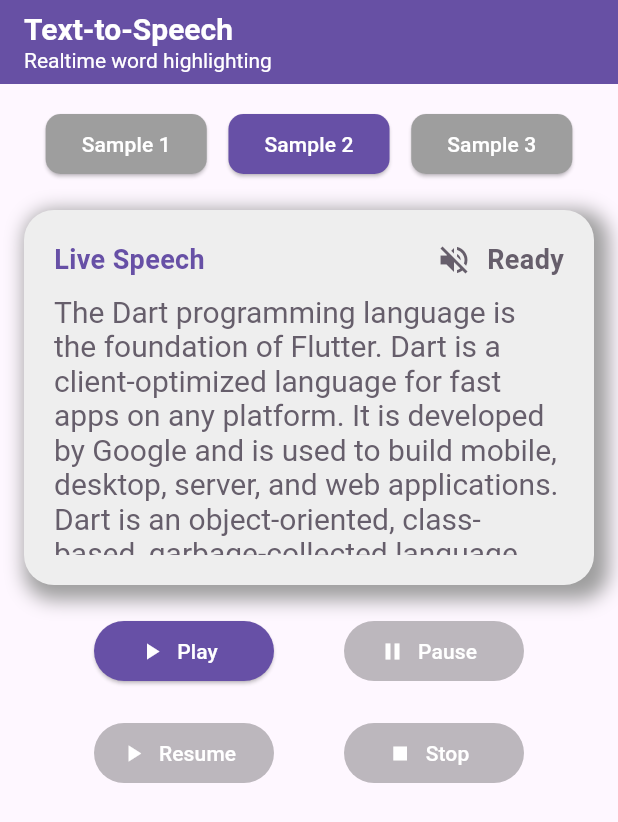
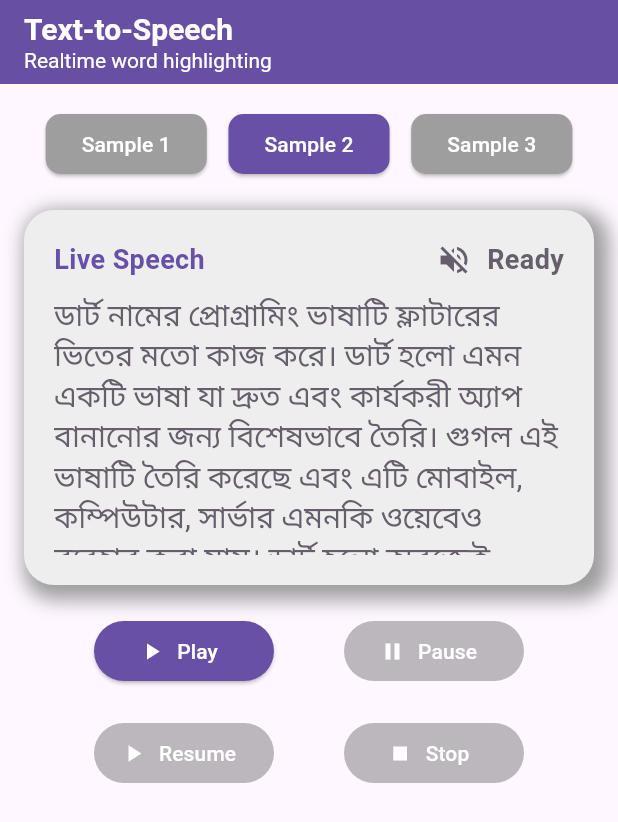
Before and after one commit to mdzihad89/flutter-tts-highlighter, a Flutter app: the screen it shows after launch, after a tap on "Sample 2", on a phone screen of 412 x 824 dp. Shown: the top 822 px of the screen. Run offline on Flutter 3.47's test engine with Material 3 defaults, Android fonts, the phone set to English and light mode, and no system bars; our stand-ins replace flutter_tts.

Commit message:
setup bangla text to speach

```diff
--- a/lib/main.dart
+++ b/lib/main.dart
@@ -33,10 +33,11 @@ class _MyHomePageState extends State<MyHomePage> with WidgetsBindingObserver {
   final FlutterTts _flutterTts = FlutterTts();
   final ScrollController _scrollController = ScrollController();
   final List<String> _sampleTexts = [
-    "Flutter is an open-source UI software development kit created by Google. It is used to develop cross-platform applications for Android, iOS, Linux, macOS, Windows, Google Fuchsia, and the web from a single codebase. When Flutter 1.0 was introduced at the Flutter Live event in 2018, it was initially perceived primarily as a mobile framework. However, the vision for Flutter has always been much broader. The goal is to provide a portable toolkit for building beautiful user experiences wherever you might want to paint pixels on the screen. This includes mobile, web, desktop, and even embedded devices. The Flutter framework contains a modern reactive framework, a 2D rendering engine, and a rich set of widgets for building UIs.",
-    "The Dart programming language is the foundation of Flutter. Dart is a client-optimized language for fast apps on any platform. It is developed by Google and is used to build mobile, desktop, server, and web applications. Dart is an object-oriented, class-based, garbage-collected language with C-style syntax. It can compile to either native code or JavaScript. The language supports interfaces, mixins, abstract classes, reified generics, and type inference. One of the most appreciated features of Dart is its support for asynchronous programming, with features like Futures and Streams, which are essential for building responsive and non-blocking applications that provide a smooth user experience.",
-    "A key feature of Flutter is its extensive library of pre-built widgets. In Flutter, almost everything is a widget, from a simple button or text element to a complex layout structure. Widgets are organized in a tree hierarchy. Each widget is an immutable declaration of part of the user interface. Widgets can be divided into two main categories: stateless and stateful. A stateless widget is one that does not require mutable state. A stateful widget, on the other hand, maintains state that might change during the lifetime of the widget. This declarative approach to UI development, inspired by React, allows developers to build complex UIs by composing simple widgets, leading to a more predictable and maintainable codebase."
+    "ফ্লাটার একটি মুক্ত উন্মুক্ত সফটওয়্যার উন্নয়ন সরঞ্জাম যা গুগল তৈরি করেছে। এটি ব্যবহার করে একসাথে একাধিক প্ল্যাটফর্মের জন্য অ্যাপ্লিকেশন তৈরি করা যায়। একই কোড থেকে অ্যান্ড্রয়েড, আইফোন, লিনাক্স, ম্যাক, উইন্ডোজ এবং এমনকি ওয়েবেও চালানো যায় এমন অ্যাপ তৈরি সম্ভব। দুই হাজার আঠারো সালে যখন প্রথম ফ্লাটার প্রকাশিত হয় তখন মানুষ ভেবেছিল এটি শুধুমাত্র মোবাইলের জন্য ব্যবহার হবে। কিন্তু শুরু থেকেই এর লক্ষ্য ছিল অনেক বড়। এর উদ্দেশ্য হলো এমন একটি বহনযোগ্য সরঞ্জাম দেওয়া, যা দিয়ে যেকোনো যন্ত্রে সুন্দর ব্যবহারকারীর অভিজ্ঞতা তৈরি করা যায়। ফ্লাটারে রয়েছে আধুনিক প্রতিক্রিয়াশীল কাঠামো, শক্তিশালী অঙ্কন ইঞ্জিন এবং প্রচুর প্রস্তুত উপাদান, যা ব্যবহার করে সহজেই ব্যবহারকারীর জন্য আকর্ষণীয় নকশা তৈরি করা যায়।",
+    "ডার্ট নামের প্রোগ্রামিং ভাষাটি ফ্লাটারের ভিতের মতো কাজ করে। ডার্ট হলো এমন একটি ভাষা যা দ্রুত এবং কার্যকরী অ্যাপ বানানোর জন্য বিশেষভাবে তৈরি। গুগল এই ভাষাটি তৈরি করেছে এবং এটি মোবাইল, কম্পিউটার, সার্ভার এমনকি ওয়েবেও ব্যবহার করা যায়। ডার্ট হলো অবজেক্ট ভিত্তিক ভাষা যেখানে শ্রেণি, উত্তরাধিকার, পুনর্ব্যবহারযোগ্য অংশ এবং স্বয়ংক্রিয় মেমরি পরিস্কার করার সুবিধা রয়েছে। এই ভাষা সরাসরি যন্ত্রের ভাষায় বা আবার প্রয়োজনে জাভাস্ক্রিপ্টে রূপান্তরিত হতে পারে। ডার্টের সবচেয়ে জনপ্রিয় বৈশিষ্ট্য হলো এটি একসাথে অনেক কাজ চালাতে পারে। ভবিষ্যত বা প্রবাহের মতো ধরণের বৈশিষ্ট্য ব্যবহার করে খুব সহজে এমন প্রোগ্রাম লেখা যায় যা একদিকে ব্যবহারকারীর আদেশে দ্রুত সাড়া দেয় আবার অন্যদিকে পিছনে জটিল কাজ চালিয়ে যায়।",
+    "ফ্লাটারের সবচেয়ে শক্তিশালী দিক হলো এর বিশাল উপাদান ভান্ডার। এখানে প্রায় সবকিছুই একটি উপাদান, যেমন একটি সাধারণ লেখা, একটি বোতাম বা আবার অনেক জটিল নকশার কাঠামো। এই উপাদানগুলো একটি গাছের মতো সাজানো থাকে, যেখানে প্রতিটি শাখা একটি অংশকে উপস্থাপন করে। উপাদান দু’ধরনের হতে পারে। একটি হলো স্থির উপাদান, যা কখনো পরিবর্তন হয় না। আরেকটি হলো পরিবর্তনশীল উপাদান, যা সময়ের সাথে সাথে ভিন্ন হতে পারে। এই ধরনের ঘোষণামূলক পদ্ধতি ব্যবহার করে পুরো নকশা তৈরি করা হয়। এর ফলে ডেভেলপাররা ছোট ছোট অংশ জুড়ে খুব বড় নকশা তৈরি করতে পারে এবং পুরো কোড সহজে পড়া ও রক্ষণাবেক্ষণ করা যায়।"
   ];
+
   late String _text;
   int _currentSampleIndex = 0;
   int _currentWordStart = 0;
@@ -76,6 +77,9 @@ class _MyHomePageState extends State<MyHomePage> with WidgetsBindingObserver {
   }
 
   void _initTts() {
+    _flutterTts.setLanguage("bn-BD");
+    _flutterTts.setSpeechRate(0.5);
+    _flutterTts.setPitch(1.0);
     _flutterTts.setStartHandler(() {
       setState(() {
         _ttsState = TtsState.playing;
```
Also changed, not shown: pubspec.lock.
